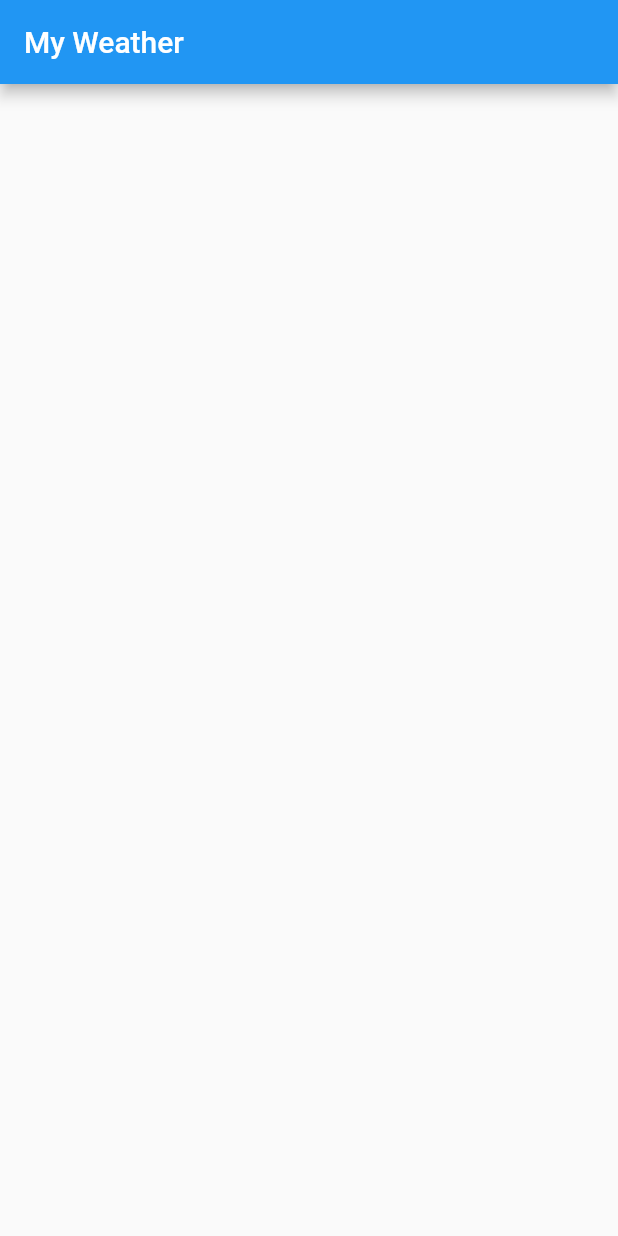
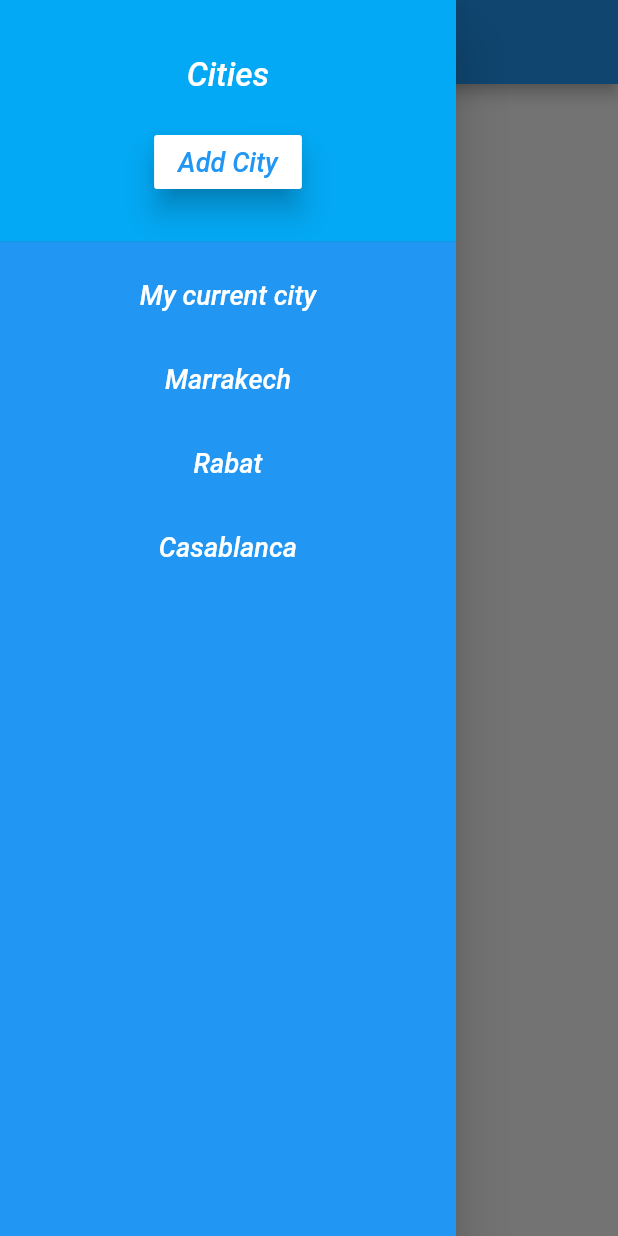
Before and after one commit to anasoasis41/flutter_weather_app, a Flutter app: the screen it shows after launch, with the side drawer open (before the commit the screen has no drawer), on a phone screen of 412 x 824 dp. Run offline on Flutter 3.47's test engine with Material 2 defaults, Android fonts, the phone set to English and light mode, and no system bars.

```diff
--- a/lib/main.dart
+++ b/lib/main.dart
@@ -27,19 +27,79 @@ class MyHomePage extends StatefulWidget {
 
 class _MyHomePageState extends State<MyHomePage> {
 
+  List<String> cities = ["Marrakech", "Rabat", "Casablanca"];
+  String selectedCity;
+
   @override
   Widget build(BuildContext context) {
     return Scaffold(
       appBar: AppBar(
+        centerTitle: true,
         title: Text(widget.title),
       ),
+      drawer: new Drawer(
+        child: new Container(
+          child: new ListView.builder(
+            itemCount: cities.length + 2,
+              itemBuilder: (context, i) {
+              if (i == 0) {
+                return DrawerHeader(
+                  decoration: BoxDecoration(color: Colors.lightBlue),
+                  child: new Column(
+                    mainAxisAlignment: MainAxisAlignment.spaceEvenly,
+                    children: <Widget>[
+                      textWithStyle("Cities", fontSize: 22.0),
+                      new RaisedButton(
+                        color: Colors.white,
+                          elevation: 8.0,
+                          child: textWithStyle("Add City", color: Colors.blue),
+                          onPressed: () {
+
+                          }),
+                    ],
+                  ),
+                );
+              } else if (i == 1) {
+                return new ListTile(
+                  title: textWithStyle("My current city"),
+                  onTap: () {
+                    setState(() {
+                      selectedCity = null;
+                      Navigator.pop(context);
+                    });
+                  },
+                );
+              } else {
+                String city = cities[i - 2];
+                return new ListTile(
+                  title: textWithStyle(city),
+                  onTap: () {
+                    setState(() {
+                      selectedCity = city;
+                      Navigator.pop(context);
+                    });
+                  },
+                );
+              }
+              }),
+          color: Colors.blue,
+        ),
+      ),
       body: Center(
-        child: Column(
-          mainAxisAlignment: MainAxisAlignment.center,
-          children: <Widget>[
+        child: new Text((selectedCity == null)? "Current city": selectedCity),
+      ),
+    );
+  }
 
-          ],
-        ),
+
+  Text textWithStyle(String data, {color: Colors.white, fontSize: 18.0, fontStyle: FontStyle.italic, textAlign: TextAlign.center}) {
+    return new Text(
+      data,
+      textAlign: textAlign,
+      style: new TextStyle(
+        color: color,
+        fontSize: fontSize,
+        fontStyle: fontStyle
       ),
     );
   }
```
